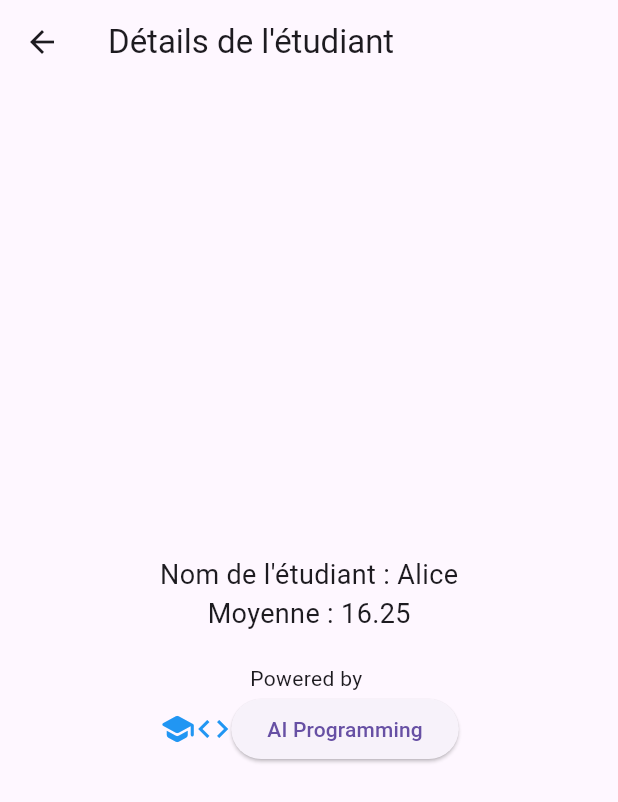
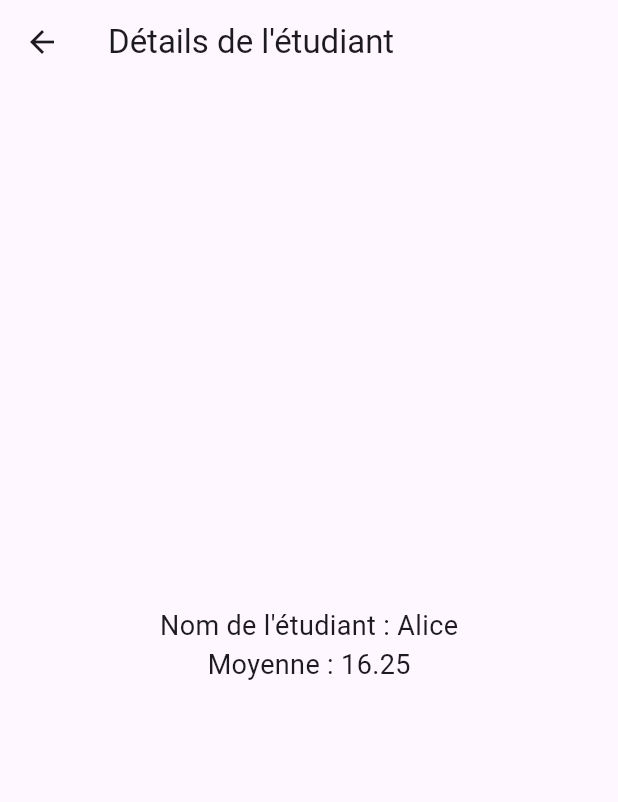
Before and after one commit to SagesseT/semainefive, a Flutter app: the screen it shows after launch, after a tap on an icon or button, on a phone screen of 412 x 824 dp. Shown: the top 802 px of the screen. Run offline on Flutter 3.47's test engine with Material 3 defaults, Android fonts, the light colour scheme and no system bars.

Commit message:
Premier commit

```diff
--- a/lib/main.dart
+++ b/lib/main.dart
@@ -163,42 +163,9 @@ class DetailPage extends StatelessWidget {
               style: TextStyle(fontSize: 18),
             ),
             SizedBox(height: 20),
-            AiP(),
           ],
         ),
       ),
     );
   }
 }
-
-class AiP extends StatelessWidget {
-  const AiP({super.key});
-
-  @override
-  Widget build(BuildContext context) {
-    return
-    Column(
-      mainAxisAlignment: MainAxisAlignment.center,
-      children: [
-        Text('Powered by '),
-        Row(
-          mainAxisAlignment: MainAxisAlignment.center,
-          children: [
-              Icon(
-          Icons.school_rounded,
-          color: Colors.blue,
-        ),
-        Icon(
-          Icons.code,
-          color: Colors.blue,
-        ),
-        ElevatedButton(onPressed: () {  },
-        child: Text('AI Programming')),
-          ]
-        ),
-
-      ],
-    );
-
-  }
-}
```
